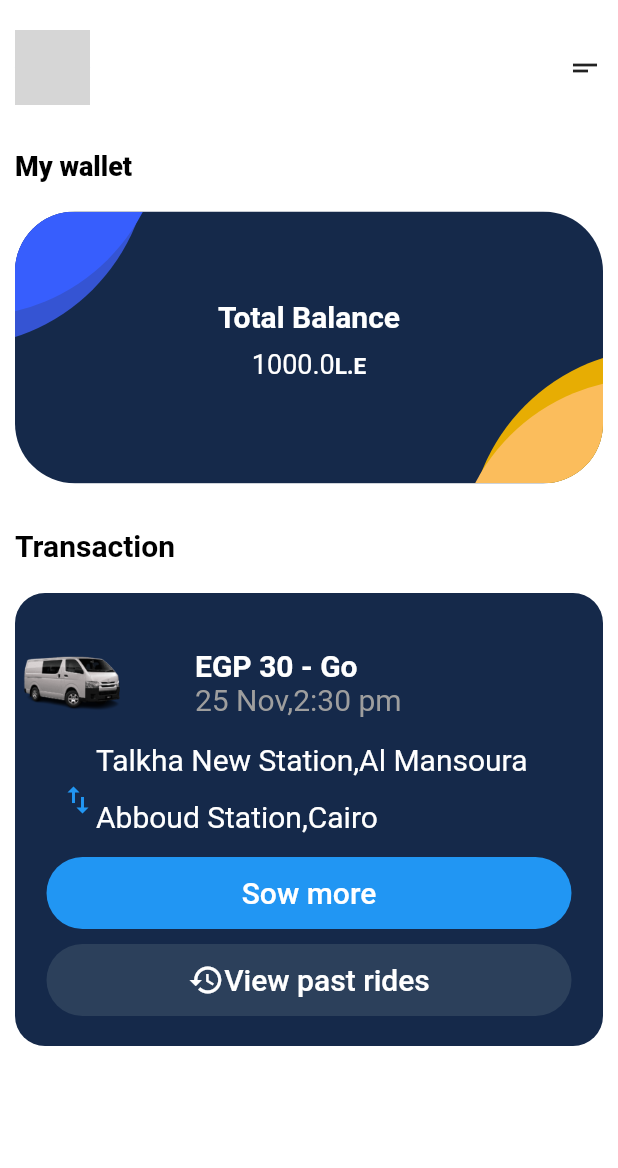
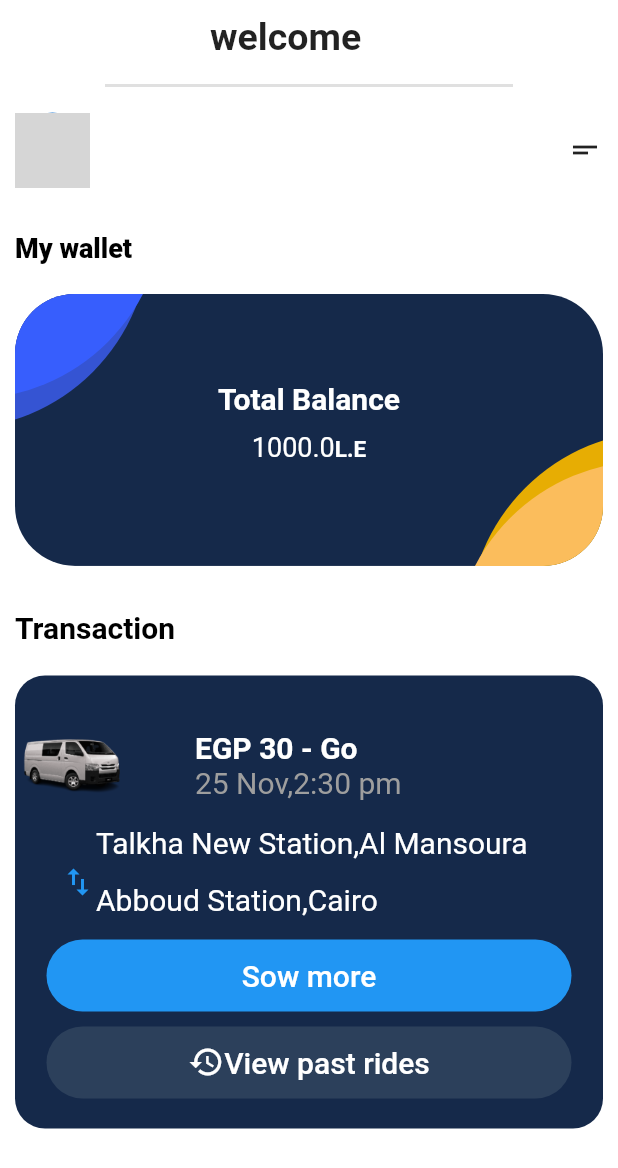
Before and after one commit to MohamedRamadan7/Pay_Fare, a Flutter app: the HomeScreen screen opened directly, on a phone screen of 412 x 824 dp. Shown: the top 1168 px of the screen. Run offline on Flutter 3.47's test engine with Material 2 defaults, Android fonts, the phone set to English and light mode, and no system bars; our stand-ins replace barcode_widget, bloc, cloud_firestore, dio, firebase_auth, firebase_core and 8 more; missing offline and left inert: flutter_barcode_scanner, my_fatoorah; accounts and stored records are empty; network calls fail; grey boxes are pictures that could not be loaded.

Commit message:
AdminLayout

```diff
--- a/lib/modules/pay_fare/home/home_screen.dart
+++ b/lib/modules/pay_fare/home/home_screen.dart
@@ -94,33 +94,30 @@ class HomeScreen extends StatelessWidget {
                       //     borderRadius: BorderRadius.circular(20.0,),
                       //   ),
                       // ),
-                      // Column(
-                      //   children: [
-                      //     Row(
-                      //       children: [
-                      //         SizedBox(width: 130,),
-                      //         Text('welcome',
-                      //           style: TextStyle(
-                      //               fontSize: 25,
-                      //               fontWeight: FontWeight.bold
-                      //           ),),
-                      //       ],
-                      //     ),
-                      //     SizedBox(
-                      //       height: 10,
-                      //     ),
-                      //     Divider(thickness: 2,indent: 60,endIndent: 60,),
-                      //
-                      //   ],
-                      // ),
-                      // SizedBox(
-                      //   height: 0,
-                      // ),
-                      Padding(
-                        padding: const EdgeInsets.only(top:10.0),
-                        child: Row(
+                      Column(
                         children: [
-                           // ==============================image
+                          Row(
+                            children: [
+                              SizedBox(width: 130,),
+                              Text('welcome',
+                                style: TextStyle(
+                                    fontSize: 25,
+                                    fontWeight: FontWeight.bold
+                                ),),
+                            ],
+                          ),
+                          SizedBox(
+                            height: 10,
+                          ),
+                          Divider(thickness: 2,indent: 60,endIndent: 60,),
+
+                        ],
+                      ),
+                      SizedBox(
+                        height: 10,
+                      ),
+                      Row(
+                        children: [
                           CircleAvatar(
                             radius: 25.0,
                             backgroundImage: NetworkImage(
@@ -132,7 +129,6 @@ class HomeScreen extends StatelessWidget {
                           Column(
                             crossAxisAlignment: CrossAxisAlignment.start,
                             children: [
-                               //======================name
                               Text('${cubit.userModel!.user!.name}',
                                 style: TextStyle(
                                     fontSize: 18.0,
@@ -140,7 +136,6 @@ class HomeScreen extends StatelessWidget {
                                     fontWeight: FontWeight.w600
                                 ),
                               ),
-                               //=====================phone
                               Text('${cubit.userModel!.user!.phone}',
                                 style: TextStyle(
                                   fontSize: 18.0,
@@ -158,7 +153,6 @@ class HomeScreen extends StatelessWidget {
                             color: Theme.of(context).iconTheme.color,
                           )
                         ],
-                        ),
                       ),
                       SizedBox(
                         height:30.0 ,),
@@ -298,7 +292,7 @@ class HomeScreen extends StatelessWidget {
                                 width: 350,
                                 child: MaterialButton(
                                   onPressed: (){
-                                  //  AppCubit.get(context).getChairData();
+
                                   },
                                   child: Text('Sow more',
                                     style: TextStyle(
```
Lines whose indentation alone changed are shown as unchanged.
